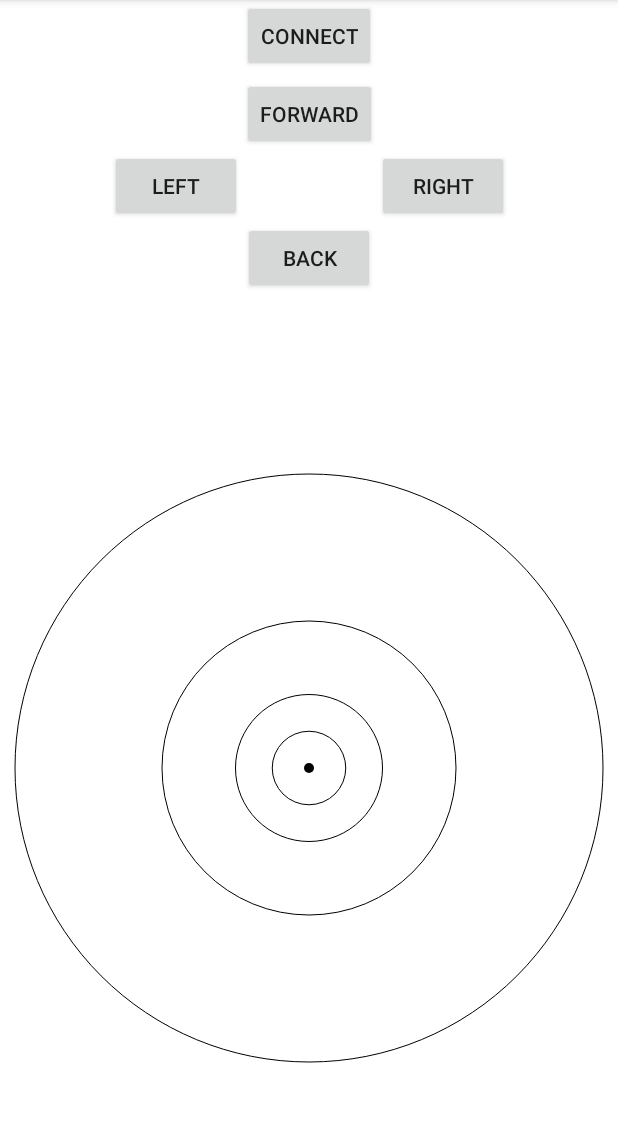
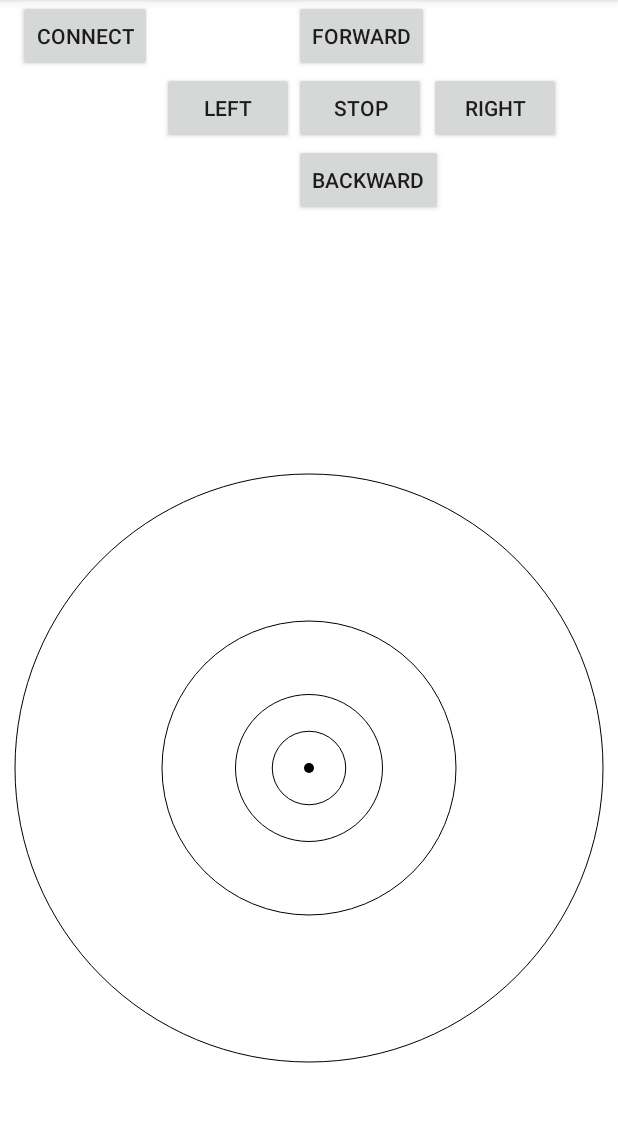
Before and after one commit to tmorten/robocontrol, an Android app: the screen it shows after launch (LedControl), on a phone screen of 412 x 824 dp, the part 84-1206 px from its top. Run offline under Robolectric (Android 15) with nearby library versions, the phone set to English and light mode, and no system bars; libraries missing offline, so code that uses them is left out: app.akexorcist.bluetotohspp; 5 statements that could not run were skipped.

Commit message:
Added stop functionality and layout arrangements

```diff
--- a/app/src/main/java/com/example/tmartin/bluetooth_duino/LedControl.kt
+++ b/app/src/main/java/com/example/tmartin/bluetooth_duino/LedControl.kt
@@ -195,5 +195,10 @@ class LedControl : AppCompatActivity() {
             Log.d("RoboDuino", "Backward button pushed")
             m_BlueT.send("b", true)
         }
+
+        control_stop.setOnClickListener {
+            Log.d("RoboDuino", "Stop button pushed")
+            m_BlueT.send("s", true)
+        }
     }
 }
--- a/app/src/main/res/layout/activity_led_control.xml
+++ b/app/src/main/res/layout/activity_led_control.xml
@@ -12,9 +12,9 @@
         android:layout_width="wrap_content"
         android:layout_height="wrap_content"
         android:layout_marginTop="12dp"
+        android:layout_marginStart="12dp"
         android:text="@string/connect"
         app:layout_constraintLeft_toLeftOf="parent"
-        app:layout_constraintRight_toRightOf="parent"
         />
 
 
@@ -22,13 +22,21 @@
         android:id="@+id/control_forward"
         android:layout_width="wrap_content"
         android:layout_height="wrap_content"
-        android:layout_marginTop="4dp"
+        android:layout_marginStart="70dp"
+        android:layout_marginTop="12dp"
         android:text="@string/forward"
-        app:layout_constraintHorizontal_bias="0.501"
         app:layout_constraintLeft_toLeftOf="parent"
         app:layout_constraintRight_toRightOf="parent"
-        app:layout_constraintTop_toBottomOf="@+id/control_led_connect" />
+        />
 
+    <android.support.v7.widget.AppCompatButton
+        android:id="@+id/control_stop"
+        android:layout_width="wrap_content"
+        android:layout_height="wrap_content"
+        android:text="@string/stop"
+        app:layout_constraintStart_toEndOf="@id/control_left"
+        app:layout_constraintTop_toBottomOf="@id/control_forward"
+        />
 
     <android.support.v7.widget.AppCompatButton
         android:id="@+id/control_left"
@@ -57,6 +65,7 @@
         android:text="@string/back"
         app:layout_constraintLeft_toLeftOf="parent"
         app:layout_constraintRight_toRightOf="parent"
-        app:layout_constraintTop_toBottomOf="@+id/control_left" />
+        app:layout_constraintTop_toBottomOf="@+id/control_left"
+        app:layout_constraintStart_toEndOf="@id/control_left"/>
 
 </android.support.constraint.ConstraintLayout>
--- a/app/src/main/res/values/strings.xml
+++ b/app/src/main/res/values/strings.xml
@@ -3,8 +3,9 @@
 
     <string name="refresh">Refresh</string>
     <string name="forward">Forward</string>
-    <string name="back">Back</string>
+    <string name="back">Backward</string>
     <string name="left">Left</string>
     <string name="right">Right</string>
     <string name="connect">Connect</string>
+    <string name="stop">Stop</string>
 </resources>
```
